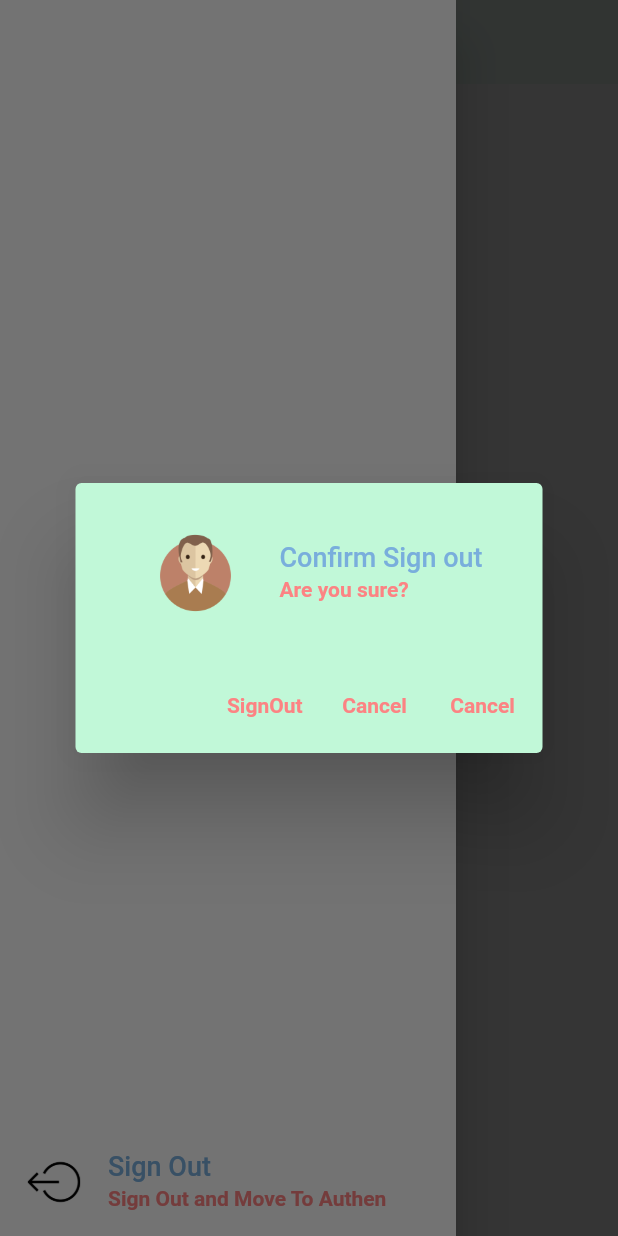
After one commit to narong1081/NarongTransport, a Flutter app: the MyService screen opened by its route, in the side drawer, after a tap on "Sign Out", on a phone screen of 412 x 824 dp. The commit adds this screen. Run offline on Flutter 3.47's test engine with Material 2 defaults, Android fonts, the phone set to English and light mode, and no system bars; our stand-ins replace dio, image_picker, shared_preferences; accounts and stored records are empty; network calls fail.

Commit message:
12may authen and signout

```diff
--- a/lib/main.dart
+++ b/lib/main.dart
@@ -1,10 +1,32 @@
+// ignore_for_file: avoid_print
+
 import 'dart:io';
 
 import 'package:flutter/material.dart';
 import 'package:narong_transport/states/authen.dart';
+import 'package:narong_transport/states/my_service.dart';
+import 'package:narong_transport/utilities/my_constant.dart';
+import 'package:shared_preferences/shared_preferences.dart';
 
-void main() {
+final Map<String, WidgetBuilder> map = {
+  '/authen': (context) => const Authen(),
+  '/myService': (context) => const MyService(),
+};
+String? firstState;
+
+Future<void> main() async {
   HttpOverrides.global = MyHttpOverride();
+  WidgetsFlutterBinding.ensureInitialized();
+  SharedPreferences preferences = await SharedPreferences.getInstance();
+  String? token = preferences.getString(MyConstant.keyToken);
+  print('## token at main ==> $token');
+
+  if (token?.isEmpty ?? true) {
+    firstState = '/authen';
+  } else {
+    firstState = '/myService';
+  }
+
   runApp(const MyApp());
 }
 
@@ -15,8 +37,9 @@ class MyApp extends StatelessWidget {
 
   @override
   Widget build(BuildContext context) {
-    return const MaterialApp(
-      home: Authen(),
+    return MaterialApp(
+      routes: map,
+      initialRoute: firstState ?? '/authen',
     );
   }
 }
--- /dev/null
+++ b/lib/models/success_authen_model.dart
@@ -0,0 +1,72 @@
+class SuccessAuthenModel {
+  String? responseStatus;
+  String? responseCode;
+  String? responseMessages;
+  List<ResponseData>? responseData;
+
+  SuccessAuthenModel(
+      {this.responseStatus,
+      this.responseCode,
+      this.responseMessages,
+      this.responseData});
+
+  SuccessAuthenModel.fromJson(Map<String, dynamic> json) {
+    responseStatus = json['ResponseStatus'];
+    responseCode = json['ResponseCode'];
+    responseMessages = json['ResponseMessages'];
+    if (json['ResponseData'] != null) {
+      responseData = <ResponseData>[];
+      json['ResponseData'].forEach((v) {
+        responseData!.add(new ResponseData.fromJson(v));
+      });
+    }
+  }
+
+  Map<String, dynamic> toJson() {
+    final Map<String, dynamic> data = new Map<String, dynamic>();
+    data['ResponseStatus'] = this.responseStatus;
+    data['ResponseCode'] = this.responseCode;
+    data['ResponseMessages'] = this.responseMessages;
+    if (this.responseData != null) {
+      data['ResponseData'] = this.responseData!.map((v) => v.toJson()).toList();
+    }
+    return data;
+  }
+}
+
+class ResponseData {
+  String? rollerid;
+  String? username;
+  String? password;
+  int? rowid;
+  String? role;
+  String? token;
+
+  ResponseData(
+      {this.rollerid,
+      this.username,
+      this.password,
+      this.rowid,
+      this.role,
+      this.token});
+
+  ResponseData.fromJson(Map<String, dynamic> json) {
+    rollerid = json['rollerid'];
+    username = json['username'];
+    password = json['password'];
+    rowid = json['rowid'];
+    role = json['role'];
+    token = json['token'];
+  }
+
+  Map<String, dynamic> toJson() {
+    final Map<String, dynamic> data = new Map<String, dynamic>();
+    data['rollerid'] = this.rollerid;
+    data['username'] = this.username;
+    data['password'] = this.password;
+    data['rowid'] = this.rowid;
+    data['role'] = this.role;
+    data['token'] = this.token;
+    return data;
+  }
+}
--- /dev/null
+++ b/lib/states/my_service.dart
@@ -0,0 +1,66 @@
+import 'package:flutter/material.dart';
+import 'package:narong_transport/utilities/my_constant.dart';
+import 'package:narong_transport/utilities/my_dialog.dart';
+import 'package:narong_transport/widgets/showlisttile.dart';
+import 'package:narong_transport/widgets/showtext.dart';
+import 'package:shared_preferences/shared_preferences.dart';
+
+class MyService extends StatelessWidget {
+  const MyService({Key? key}) : super(key: key);
+
+  @override
+  Widget build(BuildContext context) {
+    return Scaffold(
+      appBar: AppBar(
+        title: ShowText(
+          label: 'My Service',
+          textStyle: MyConstant().h2Style(),
+        ),
+        elevation: 0,
+        foregroundColor: MyConstant.dark,
+        backgroundColor: MyConstant.myGreen.withOpacity(0.3),
+      ),
+      drawer: Drawer(
+        child: newSignOut(context: context),
+      ),
+      body: const ShowText(label: 'This is my service'),
+    );
+  }
+
+  Column newSignOut({required BuildContext context}) {
+    return Column(
+      mainAxisAlignment: MainAxisAlignment.end,
+      children: [
+        InkWell(
+          onTap: () {
+            MyDialog(context: context).twoWayDialog(
+              title: 'Confirm Sign out',
+              subTitle: 'Are you sure?',
+              label1: 'SignOut',
+              label2: 'Cancel',
+              pressFunc1: () {
+                processSignOut(context: context);
+              },
+              pressFunc2: () {
+                Navigator.pop(context);
+              },
+            );
+          },
+          child: const ShowListTile(
+            title: 'Sign Out',
+            subTitle: 'Sign Out and Move To Authen',
+            path: 'images/signout.png',
+            size: 40,
+          ),
+        ),
+      ],
+    );
+  }
+
+  Future<void> processSignOut({required BuildContext context}) async {
+    SharedPreferences preferences = await SharedPreferences.getInstance();
+    preferences.clear().then((value) {
+      Navigator.pushNamedAndRemoveUntil(context, '/authen', (route) => false);
+    });
+  }
+}
--- a/lib/utilities/my_constant.dart
+++ b/lib/utilities/my_constant.dart
@@ -7,8 +7,13 @@ class MyConstant {
   static Color light = Color.fromARGB(255, 214, 243, 206);
   static Color myDarkNavyBlue = Color.fromARGB(255, 58, 106, 138);
   static Color myNavyBlue = Color.fromARGB(255, 121, 174, 220);
-  static Color myGreen = Color.fromARGB(255, 188, 230, 222);
+  static Color myGreen = Color.fromARGB(255, 193, 248, 216);
   static Color myPink = Color.fromARGB(255, 252, 131, 131);
+
+  static String keyRollerId = 'rollerid';
+  static String keyUsername = 'username';
+  static String keyPassword = 'password';
+  static String keyToken = 'token';
 
   static List<String> typeUsers = [
     'Owner',
--- a/lib/widgets/showform.dart
+++ b/lib/widgets/showform.dart
@@ -11,6 +11,7 @@ class ShowForm extends StatelessWidget {
   final bool? obsecu;
   final Function(String) changeFunc;
   final TextInputType? textInputType;
+  final TextEditingController? controller;
   const ShowForm({
     Key? key,
     required this.label,
@@ -18,6 +19,7 @@ class ShowForm extends StatelessWidget {
     this.obsecu,
     required this.changeFunc,
     this.textInputType,
+    this.controller,
   }) : super(key: key);
 
   @override
@@ -26,6 +28,7 @@ class ShowForm extends StatelessWidget {
       margin: const EdgeInsets.only(top: 16),
       width: 250,
       child: TextFormField(
+        controller: controller,
         keyboardType: textInputType ?? TextInputType.text,
         onChanged: changeFunc,
         obscureText: obsecu ?? false,
--- a/lib/widgets/showlisttile.dart
+++ b/lib/widgets/showlisttile.dart
@@ -1,4 +1,6 @@
+// ignore_for_file: public_member_api_docs, sort_constructors_first
 import 'package:flutter/material.dart';
+
 import 'package:narong_transport/widgets/showimage.dart';
 import 'package:narong_transport/widgets/showtext.dart';
 
@@ -8,18 +10,20 @@ class ShowListTile extends StatelessWidget {
   final String title;
   final String subTitle;
   final String path;
+  final double? size;
   const ShowListTile({
     Key? key,
     required this.title,
     required this.subTitle,
     required this.path,
+    this.size,
   }) : super(key: key);
 
   @override
   Widget build(BuildContext context) {
     return ListTile(
       leading: SizedBox(
-        width: 80,
+        width: size ?? 80,
         child: ShowImage(
           path: path,
         ),
--- a/pubspec.yaml
+++ b/pubspec.yaml
@@ -36,6 +36,7 @@ dependencies:
   cupertino_icons: ^1.0.2
   image_picker: ^0.8.5
   dio: ^4.0.6
+  shared_preferences: ^2.0.15
 
 dev_dependencies:
   flutter_test:
```
Also changed, not shown: lib/states/authen.dart (+45 -2 lines), images/signout.png (added), images/signout1.png (added), pubspec.lock.
